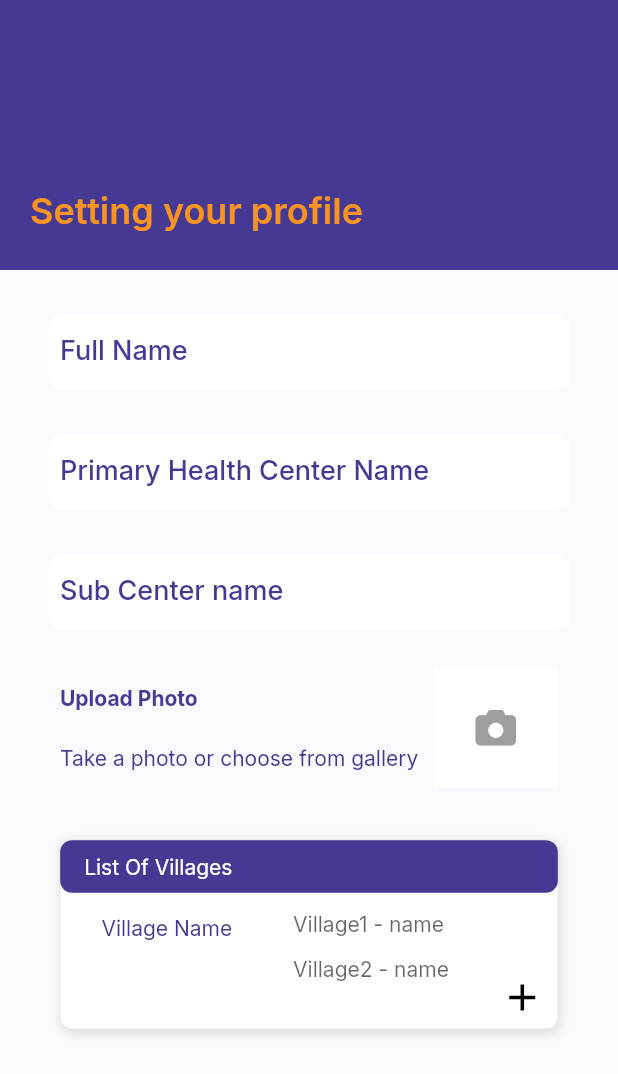
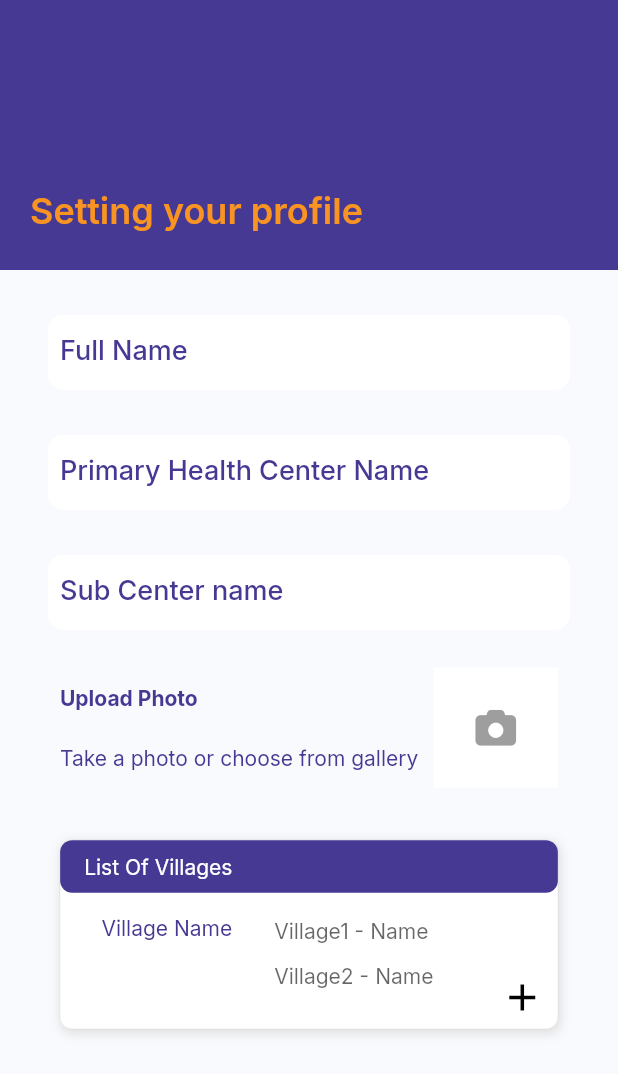
Before and after one commit to triviaGroups/janam, a Flutter app: the nurseDetails screen opened directly, on a phone screen of 412 x 824 dp. Shown: the top 1074 px of the screen. Run offline on Flutter 3.47's test engine with Material 2 defaults, Android fonts, the phone set to English and light mode, and no system bars; our stand-ins replace dropdown_button2, firebase_auth, firebase_core, font_awesome_flutter, google_fonts; accounts and stored records are empty.

Commit message:
22-5-2022

```diff
--- /dev/null
+++ b/lib/List/villageList.dart
@@ -0,0 +1,25 @@
+import 'package:flutter/material.dart';
+
+class villageDetailsDataList
+{
+  String villageName;
+
+  villageDetailsDataList({required this.villageName});
+}
+
+List<villageDetailsDataList> villageDetailsList()
+{
+
+  // ignore: deprecated_member_use
+  List<villageDetailsDataList> vil = <villageDetailsDataList>[];
+
+  villageDetailsDataList vl = new villageDetailsDataList(villageName: "Village1 - Name");
+  vil.add(vl);
+
+  vl = new villageDetailsDataList(villageName: "Village2 - Name");
+  vil.add(vl);
+
+
+
+  return vil;
+}
--- a/lib/List/villageNameList.dart
+++ /dev/null
@@ -1,6 +0,0 @@
-import 'package:flutter/material.dart';
-
-// List<Padding> villageNameList = <Padding>[
-//   villageNameList("village1 - name"),
-//   villageNameList("village2 - name"),
-// ];
--- a/lib/Login/nurseDetails.dart
+++ b/lib/Login/nurseDetails.dart
@@ -3,6 +3,7 @@ import 'package:google_fonts/google_fonts.dart';
 import 'package:janam/constants/color_constants.dart';
 import 'package:font_awesome_flutter/font_awesome_flutter.dart';
 
+import '../List/villageList.dart';
 import '../Widgets/VillagenameList.dart';
 
 class nurseDetails extends StatefulWidget {
@@ -14,6 +15,14 @@ class nurseDetails extends StatefulWidget {
 
 class _nurseDetailsState extends State<nurseDetails> {
 
+  List<villageDetailsDataList> vil = <villageDetailsDataList>[];
+  static int village_count = 3;
+
+  @override
+  void initState() {
+    vil = villageDetailsList();
+    super.initState();
+  }
 
   @override
   Widget build(BuildContext context) {
@@ -189,8 +198,11 @@ class _nurseDetailsState extends State<nurseDetails> {
                 ),
                 Container(
                   height: 85,
+                  // constraints: BoxConstraints(
+                  //   maxHeight: double.infinity,
+                  // ),
                   width: MediaQuery.of(context).size.width,
-                  decoration: BoxDecoration(
+                  decoration: const BoxDecoration(
                     borderRadius: BorderRadius.only(
                         bottomLeft: Radius.circular(8),
                         bottomRight: Radius.circular(8)),
@@ -213,23 +225,32 @@ class _nurseDetailsState extends State<nurseDetails> {
                       Expanded(
                           flex: 3,
                           child: Container(
-                            margin: EdgeInsets.symmetric(vertical: 10),
-                            child: Column(
-                              children: [
-                                VillageNameList("Village1 - name"),
-                                VillageNameList("Village2 - name")
-                              ],
-                            ),
+                            alignment: Alignment.topCenter,
+                            margin: EdgeInsets.only(top: 15),
+                            child: ListView.builder(
+                                itemCount: vil.length,
+                                padding: EdgeInsets.only(bottom: 1),
+                                physics: ClampingScrollPhysics(),
+                                itemBuilder: (context, index) {
+                                  return VillageNameList(
+                                      vil[index].villageName);
+                                }),
                           )),
                       Expanded(
                           child: Container(
-                        alignment: Alignment.bottomCenter,
-                        child: Icon(
-                          Icons.add,
-                          color: Colors.black,
-                          size: 30,
-                        ),
-                      )),
+                              alignment: Alignment.bottomCenter,
+                              child: GestureDetector(
+                                onTap: (){
+                                  village_count++;
+                                  vil.add(villageDetailsDataList(villageName: "Village $village_count - Name"));
+
+                                },
+                                child: const Icon(
+                                  Icons.add,
+                                  color: Colors.black,
+                                  size: 30,
+                                ),
+                              ))),
                     ],
                   ),
                 )
@@ -240,6 +261,4 @@ class _nurseDetailsState extends State<nurseDetails> {
       ),
     );
   }
-
-
 }
--- a/lib/Widgets/VillagenameList.dart
+++ b/lib/Widgets/VillagenameList.dart
@@ -5,6 +5,7 @@ Padding VillageNameList(String villageName) {
   return Padding(
     padding: EdgeInsets.symmetric(horizontal: 0.5, vertical: 2.5),
     child: Container(
+      //color: Colors.red,
       alignment: Alignment.center,
       height: 25,
       width: 116,
--- a/lib/main.dart
+++ b/lib/main.dart
@@ -2,7 +2,9 @@ import 'package:firebase_auth/firebase_auth.dart';
 import 'package:firebase_core/firebase_core.dart';
 import 'package:flutter/material.dart';
 import 'package:flutter/services.dart';
-import 'package:janam/Home/home.dart';
+import 'package:janam/RMNCH/pregnancy.dart';
+import 'package:janam/Village%20Survey/page2.dart';
+import 'package:janam/Village%20Survey/page3.dart';
 import 'package:janam/constants/color_constants.dart';
 import 'package:janam/provider/colorSelection.dart';
 import 'package:provider/provider.dart';
@@ -74,7 +76,7 @@ class _FireBaseInitializationState extends State<FireBaseInitialization> {
 
                       if (streamSnapshot.connectionState ==
                           ConnectionState.active) {
-                        return const Home();
+                        return const Pregnancy();
                       }
 
                       return Scaffold(
```
